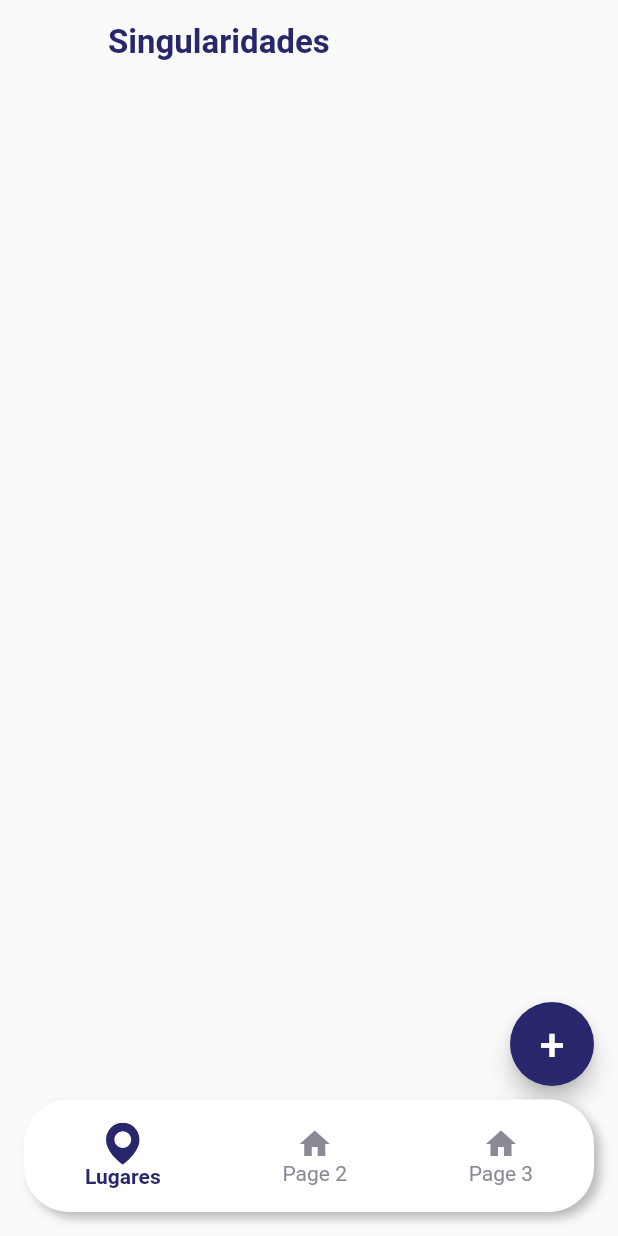
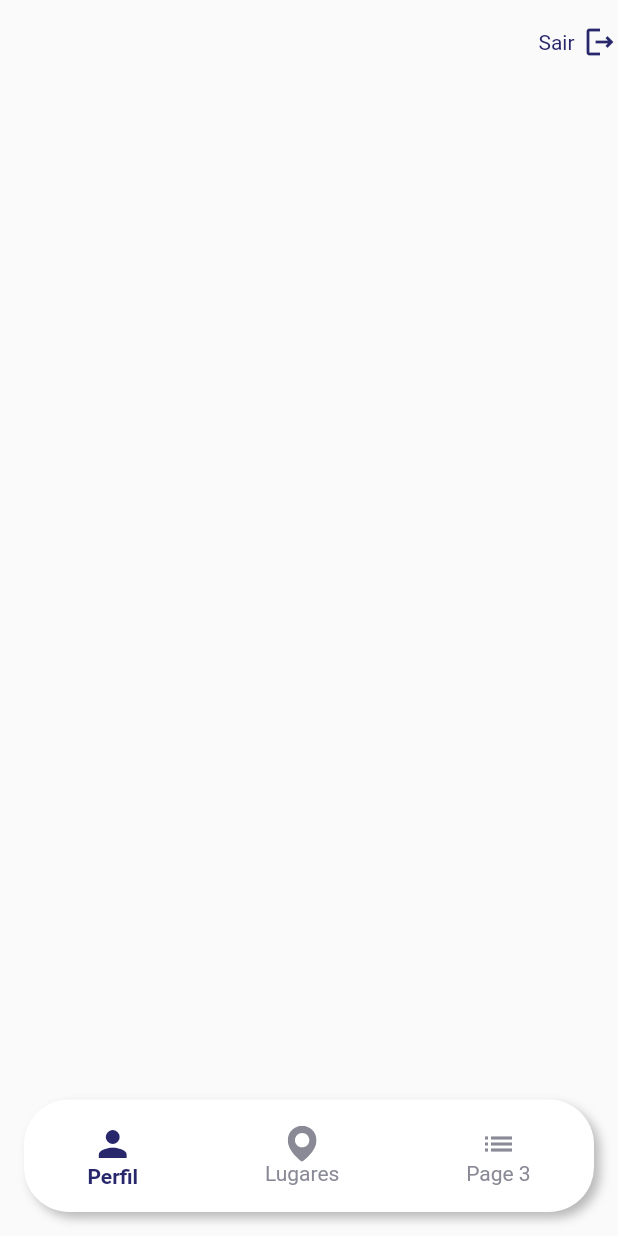
Before and after one commit to pablwoAraujo/cidade-singular-admin, a Flutter app: the HomePage screen opened by its route, on a phone screen of 412 x 824 dp. Run offline on Flutter 3.47's test engine with Material 2 defaults, Android fonts, the phone set to English and light mode, and no system bars; our stand-ins replace dio, flutter_mobx, flutter_modular, flutter_svg, image_picker, mobx and 1 more; accounts and stored records are empty; generated files the repository leaves out were written again.

Commit message:
adiciona página de perfil

```diff
--- a/lib/app/screens/home/home_page.dart
+++ b/lib/app/screens/home/home_page.dart
@@ -1,3 +1,4 @@
+import 'package:cidade_singular_admin/app/screens/profile/profile_page.dart';
 import 'package:cidade_singular_admin/app/screens/singularities/singularities_page.dart';
 import 'package:cidade_singular_admin/app/util/colors.dart';
 import 'package:flutter/material.dart';
@@ -32,14 +33,14 @@ class _HomePageState extends State<HomePage> {
 
   List<MenuPage> pages = [
     MenuPage(
+      name: "Perfil",
+      icon: Icons.person,
+      page: ProfilePage(),
+    ),
+    MenuPage(
       name: "Lugares",
       svgIconPath: "assets/images/places.svg",
       page: SingularitiesPage(),
-    ),
-    MenuPage(
-      name: "Page 2",
-      icon: Icons.ac_unit,
-      page: Scaffold(backgroundColor: Colors.greenAccent),
     ),
     MenuPage(
       name: "Page 3",
@@ -111,7 +112,7 @@ class _HomePageState extends State<HomePage> {
         children: [
           svgIconPath == null
               ? Icon(
-                  Icons.home,
+                  icon,
                   size: selected ? 28 : 24,
                   color: selected
                       ? Constants.primaryColor
--- /dev/null
+++ b/lib/app/screens/profile/profile_page.dart
@@ -0,0 +1,130 @@
+import 'package:cidade_singular_admin/app/models/user.dart';
+import 'package:cidade_singular_admin/app/screens/login/login_page.dart';
+import 'package:cidade_singular_admin/app/services/auth_service.dart';
+import 'package:cidade_singular_admin/app/stores/user_store.dart';
+import 'package:cidade_singular_admin/app/util/colors.dart';
+import 'package:flutter/material.dart';
+import 'package:flutter_mobx/flutter_mobx.dart';
+import 'package:flutter_modular/flutter_modular.dart';
+
+class ProfilePage extends StatefulWidget {
+  const ProfilePage({Key? key}) : super(key: key);
+
+  @override
+  _ProfilePageState createState() => _ProfilePageState();
+}
+
+class _ProfilePageState extends State<ProfilePage> {
+  AuthService authService = Modular.get();
+
+  UserStore userStore = Modular.get();
+
+  logout() async {
+    await authService.logout();
+    Modular.to.popAndPushNamed(LoginPage.routeName);
+  }
+
+  @override
+  Widget build(BuildContext context) {
+    return Scaffold(
+      appBar: AppBar(
+        leading: Container(),
+        actions: [
+          InkWell(
+            onTap: logout,
+            child: Row(
+              mainAxisSize: MainAxisSize.min,
+              children: [
+                Text("Sair"),
+                SizedBox(width: 5),
+                Icon(Icons.logout_outlined),
+              ],
+            ),
+          )
+        ],
+      ),
+      body: SingleChildScrollView(
+        padding: EdgeInsets.symmetric(horizontal: 16),
+        child: Observer(builder: (context) {
+          User? user = userStore.user;
+
+          return user == null
+              ? Container()
+              : Column(
+                  crossAxisAlignment: CrossAxisAlignment.start,
+                  children: [
+                    SizedBox(width: double.infinity),
+                    Center(
+                      child: CircleAvatar(
+                        radius: 60,
+                        foregroundImage: NetworkImage(user.picture),
+                        child: Text(
+                          user.name[0],
+                          style: TextStyle(fontSize: 38),
+                        ),
+                      ),
+                    ),
+                    SizedBox(height: 20),
+                    Center(
+                      child: Text(
+                        user.name,
+                        style: TextStyle(
+                          fontSize: 26,
+                          color: Constants.primaryColor,
+                          fontWeight: FontWeight.bold,
+                        ),
+                      ),
+                    ),
+                    SizedBox(height: 30),
+                    buildField(text: user.email, title: "Email"),
+                    SizedBox(height: 20),
+                    buildField(title: "Descrição", text: user.description),
+                    SizedBox(height: 20),
+                    buildField(
+                        title: "Usuário",
+                        text: user.type.value +
+                            ((user.type == UserType.CURATOR &&
+                                    user.curator_type != null)
+                                ? " de " + (user.curator_type?.value ?? "")
+                                : "")),
+                  ],
+                );
+        }),
+      ),
+    );
+  }
+
+  Widget buildField({required String title, required String text}) {
+    return Column(
+      crossAxisAlignment: CrossAxisAlignment.start,
+      children: [
+        Text(
+          title,
+          style: TextStyle(
+            fontSize: 14,
+            color: Constants.primaryColor,
+          ),
+        ),
+        SizedBox(height: 2),
+        TextFormField(
+          controller: TextEditingController(text: text),
+          readOnly: true,
+          textAlign: TextAlign.justify,
+          maxLines: null,
+          decoration: InputDecoration(
+            border: OutlineInputBorder(
+              borderRadius: BorderRadius.circular(20),
+              borderSide: BorderSide.none,
+            ),
+            contentPadding: EdgeInsets.all(10),
+            hintText: "",
+            counterText: "",
+            helperMaxLines: 0,
+            filled: true,
+            fillColor: Constants.grey,
+          ),
+        ),
+      ],
+    );
+  }
+}
```
Also changed, not shown: lib/app/models/user.dart (+103 -3 lines).
